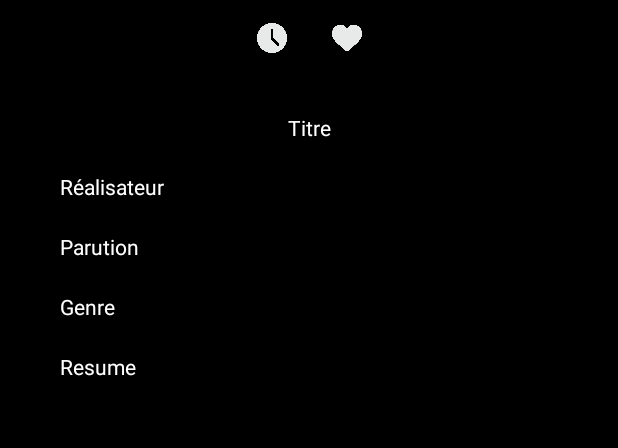
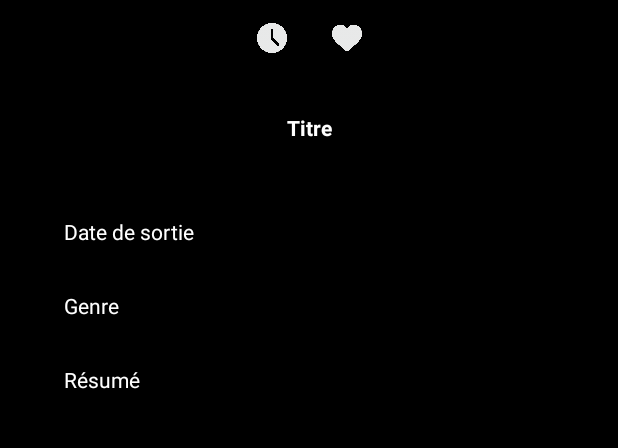
Before and after one commit to ivann-galic/appliTv, an Android app: the FocusFilmActivity screen opened directly, with no data from a screen before it, on a phone screen of 412 x 824 dp, the part 468-916 px from its top. Run offline under Robolectric (Android 15) with nearby library versions, the phone set to English and light mode, and no system bars; our stand-ins replace Picasso; pictures from the network do not load; 4 statements that could not run were skipped.

Commit message:
scrollview essai pour focus + retouches page recheche

```diff
--- a/ApplicationTvGoodGit/app/build.gradle
+++ b/ApplicationTvGoodGit/app/build.gradle
@@ -37,4 +37,5 @@ dependencies {
     implementation 'com.squareup.picasso:picasso:2.71828'
     implementation 'com.squareup.retrofit2:retrofit:2.4.0'
     implementation 'com.squareup.retrofit2:converter-gson:2.4.0'
+    implementation 'androidx.legacy:legacy-support-v4:1.0.0'
 }
--- a/ApplicationTvGoodGit/app/src/main/res/layout/activity_focus_film.xml
+++ b/ApplicationTvGoodGit/app/src/main/res/layout/activity_focus_film.xml
@@ -1,4 +1,5 @@
 <?xml version="1.0" encoding="utf-8"?>
+
 <androidx.constraintlayout.widget.ConstraintLayout xmlns:android="http://schemas.android.com/apk/res/android"
     xmlns:app="http://schemas.android.com/apk/res-auto"
     xmlns:tools="http://schemas.android.com/tools"
@@ -6,6 +7,7 @@
     android:layout_height="match_parent"
     android:background="#000000"
     tools:context=".FocusFilmActivity">
+
 
     <ImageView
         android:id="@+id/imageViewPoster"
@@ -23,54 +25,10 @@
         android:layout_height="wrap_content"
         android:layout_marginTop="40dp"
         android:text="Titre"
+        android:textStyle="bold"
         app:layout_constraintEnd_toEndOf="parent"
         app:layout_constraintStart_toStartOf="parent"
         app:layout_constraintTop_toBottomOf="@+id/imageButton" />
-
-    <TextView
-        android:id="@+id/textViewRealisateur"
-        android:layout_width="320dp"
-        android:layout_height="20dp"
-        android:layout_marginStart="40dp"
-        android:layout_marginLeft="40dp"
-        android:layout_marginTop="20dp"
-        android:text="Réalisateur"
-        app:layout_constraintStart_toStartOf="parent"
-        app:layout_constraintTop_toBottomOf="@+id/textViewTitle" />
-
-    <TextView
-        android:id="@+id/textViewParution"
-        android:layout_width="320dp"
-        android:layout_height="20dp"
-        android:layout_marginStart="40dp"
-        android:layout_marginLeft="40dp"
-        android:layout_marginTop="20dp"
-        android:text="Parution"
-        app:layout_constraintStart_toStartOf="parent"
-        app:layout_constraintTop_toBottomOf="@+id/textViewRealisateur" />
-
-    <TextView
-        android:id="@+id/textViewGenre"
-        android:layout_width="320dp"
-        android:layout_height="20dp"
-        android:layout_marginStart="40dp"
-        android:layout_marginLeft="40dp"
-        android:layout_marginTop="20dp"
-        android:text="Genre"
-        app:layout_constraintStart_toStartOf="parent"
-        app:layout_constraintTop_toBottomOf="@+id/textViewParution" />
-
-    <TextView
-        android:id="@+id/textViewResume"
-        android:layout_width="320dp"
-        android:layout_height="wrap_content"
-        android:layout_marginStart="40dp"
-        android:layout_marginLeft="40dp"
-        android:layout_marginTop="20dp"
-        android:justificationMode="inter_word"
-        android:text="Resume"
-        app:layout_constraintStart_toStartOf="parent"
-        app:layout_constraintTop_toBottomOf="@+id/textViewGenre" />
 
     <ImageButton
         android:id="@+id/imageButton"
@@ -101,4 +59,46 @@
         app:layout_constraintTop_toTopOf="@+id/imageButton"
         app:srcCompat="@drawable/no_like" />
 
+    <androidx.core.widget.NestedScrollView
+        android:layout_width="407dp"
+        android:layout_height="358dp"
+        android:layout_marginTop="20dp"
+        android:fillViewport="true"
+        app:layout_constraintBottom_toBottomOf="parent"
+        app:layout_constraintEnd_toEndOf="parent"
+        app:layout_constraintStart_toStartOf="parent"
+        app:layout_constraintTop_toBottomOf="@+id/textViewTitle">
+
+        <LinearLayout
+            android:layout_width="match_parent"
+            android:layout_height="wrap_content"
+            android:orientation="vertical">
+
+            <TextView
+                android:id="@+id/textViewParution"
+                android:layout_width="match_parent"
+                android:layout_height="wrap_content"
+                android:layout_marginTop="10dp"
+                android:paddingLeft="40dp"
+                android:text="Date de sortie" />
+
+            <TextView
+                android:id="@+id/textViewGenre"
+                android:layout_width="match_parent"
+                android:layout_height="wrap_content"
+                android:layout_marginTop="30dp"
+                android:paddingLeft="40dp"
+                android:text="Genre" />
+
+            <TextView
+                android:id="@+id/textViewResume"
+                android:layout_width="match_parent"
+                android:layout_height="wrap_content"
+                android:layout_marginTop="30dp"
+                android:justificationMode="inter_word"
+                android:paddingLeft="40dp"
+                android:text="Résumé" />
+        </LinearLayout>
+    </androidx.core.widget.NestedScrollView>
+
 </androidx.constraintlayout.widget.ConstraintLayout>
```
Also changed, not shown: ApplicationTvGoodGit/app/src/main/java/com/ivann/applicationtvgoodgit/SearchActivity.java (+7 -10 lines), ApplicationTvGoodGit/app/src/main/res/layout/activity_collections.xml (+3 -11 lines), ApplicationTvGoodGit/app/src/main/res/layout/activity_main.xml (+21 -7 lines), ApplicationTvGoodGit/app/src/main/res/layout/activity_search.xml (+5 -4 lines).
